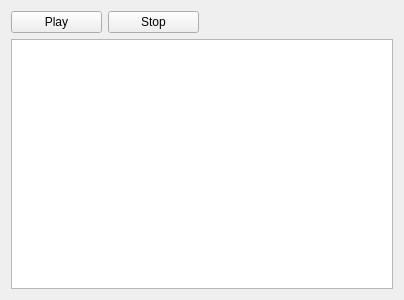
Qt form gui/src/widget/player.ui (legnaleurc/khopper) before a commit.
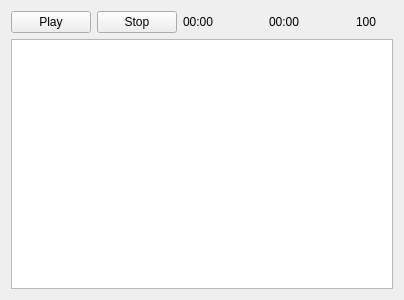
The same form after that commit. Custom widgets are drawn as their Qt base class.

Commit message: [GUI] Add value display.

The edit to the form file:
```diff
--- a/gui/src/widget/player.ui
+++ b/gui/src/widget/player.ui
@@ -31,14 +31,35 @@
       </widget>
      </item>
      <item>
-      <widget class="Phonon::SeekSlider" name="seeker">
+      <widget class="QLabel" name="elapsedTime">
+       <property name="text">
+        <string>00:00</string>
+       </property>
+      </widget>
+     </item>
+     <item>
+      <widget class="Phonon::SeekSlider" name="seekerSlider">
        <property name="iconVisible">
         <bool>true</bool>
        </property>
       </widget>
      </item>
      <item>
-      <widget class="Phonon::VolumeSlider" name="volume"/>
+      <widget class="QLabel" name="remainTime">
+       <property name="text">
+        <string>00:00</string>
+       </property>
+      </widget>
+     </item>
+     <item>
+      <widget class="Phonon::VolumeSlider" name="volumeSlider"/>
+     </item>
+     <item>
+      <widget class="QLabel" name="volume">
+       <property name="text">
+        <string>100</string>
+       </property>
+      </widget>
      </item>
     </layout>
    </item>
```
The commit also changes 2 other files.
